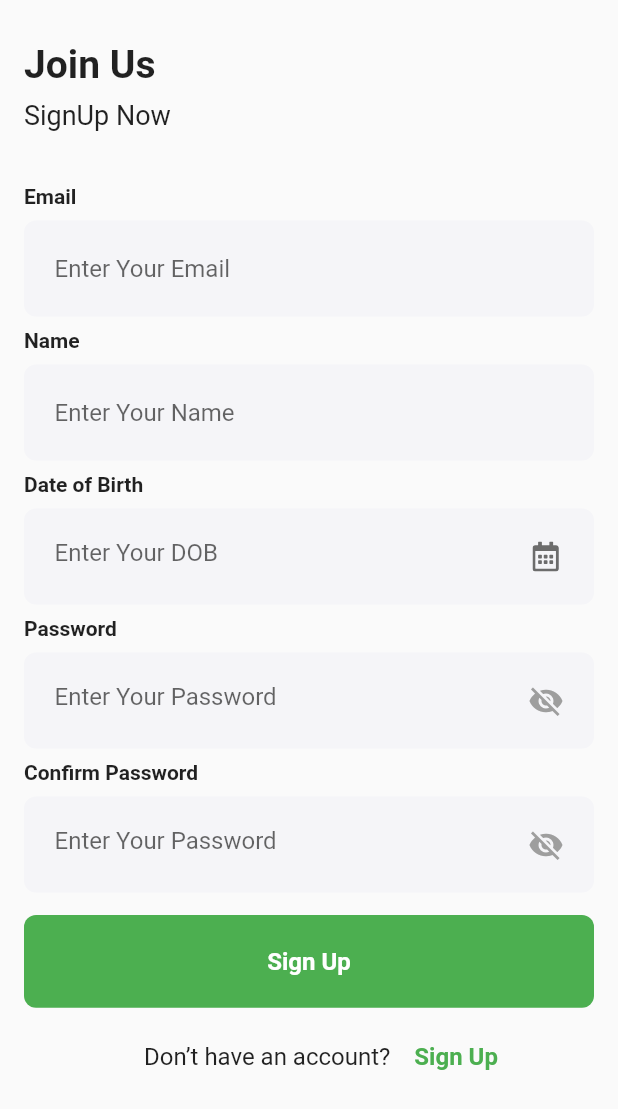
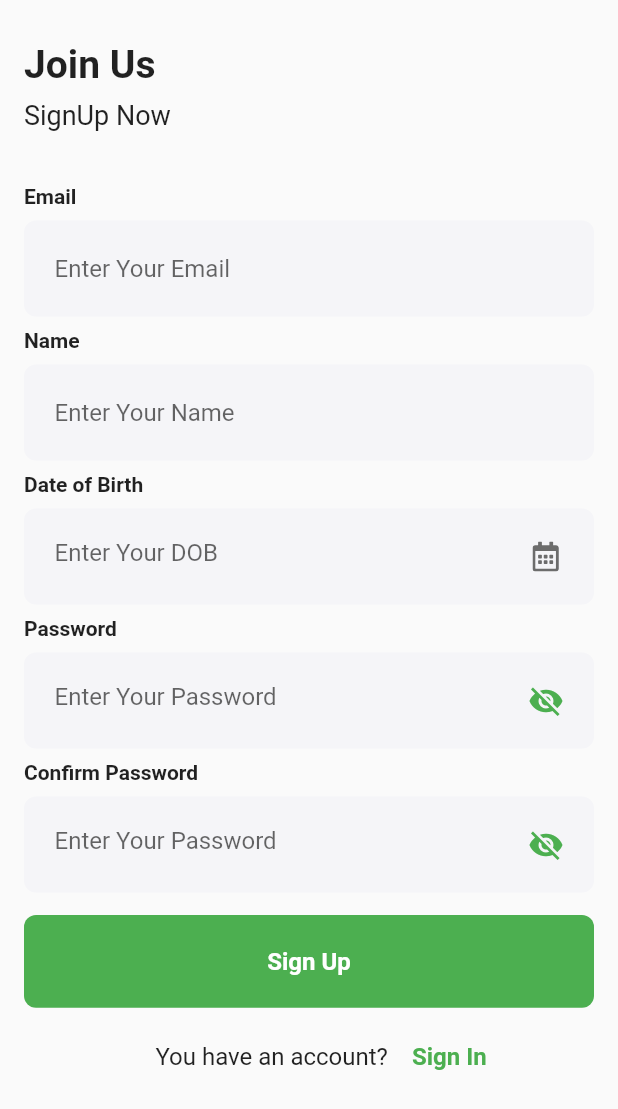
Before and after one commit to Amangupt123/ui_base_project, a Flutter app: the screen it shows after launch, after a tap on "Sign Up", on a phone screen of 412 x 824 dp. Shown: the top 1109 px of the screen. Run offline on Flutter 3.47's test engine with Material 2 defaults, Android fonts, the phone set to English and light mode, and no system bars; our stand-ins replace dropdown_button2, flutter_svg, get.

Commit message:
ui changes

```diff
--- a/lib/alltextfield/textfield.dart
+++ b/lib/alltextfield/textfield.dart
@@ -124,7 +124,7 @@ Future<void> selectDate(BuildContext context) async {
         return Theme(
           data: ThemeData.light().copyWith(
             colorScheme: const ColorScheme.light(
-              primary: Colors.orange, // header background color
+              primary: Colors.green, // header background color
               onPrimary: Colors.white, // header text color
               onSurface: Color(0xff111A2C), // body text color
             ),
@@ -145,3 +145,21 @@ Future<void> selectDate(BuildContext context) async {
     //setState(() => selectedDate = picked ?? "");
   }
 }
+
+class ObsecureIcon extends StatelessWidget {
+  const ObsecureIcon({Key? key, required this.isVisible, required this.onTap}) : super(key: key);
+
+  final bool isVisible;
+  final Function() onTap;
+
+  @override
+  Widget build(BuildContext context) {
+    return GestureDetector(
+      child: Icon(
+        isVisible ? Icons.visibility_off : Icons.visibility,
+        color: isVisible ? Colors.green : Colors.grey,
+      ),
+      onTap: onTap,
+    );
+  }
+}
--- a/lib/controller/logincontroller.dart
+++ b/lib/controller/logincontroller.dart
@@ -9,6 +9,8 @@ class AuthController extends GetxController {
   TextEditingController dobController = TextEditingController();
   TextEditingController dropdownController = TextEditingController();
   RxBool isObscure = true.obs;
+  RxBool isObscure1 = true.obs;
+  RxBool isObscure2 = true.obs;
   RxString? selectedValue;
   DateTime selectedDate = DateTime.now();
   DateTime userDateOfBirth = DateTime.now();
--- a/lib/main.dart
+++ b/lib/main.dart
@@ -52,11 +52,9 @@ class MyApp extends StatelessWidget {
               Obx(() => textfield(
                     hintText: "Enter Your Password",
                     controller: login.passwordController,
-                    image: GestureDetector(
-                      child: Icon(
-                        login.isObscure.value ? Icons.visibility_off : Icons.visibility,
-                        color: !login.isObscure.value ? Colors.orange : Colors.grey,
-                      ),
+                    isObscure: login.isObscure.value,
+                    image: ObsecureIcon(
+                      isVisible: login.isObscure.value,
                       onTap: () {
                         login.isObscure.value = !login.isObscure.value;
                       },
--- a/lib/signuppage.dart
+++ b/lib/signuppage.dart
@@ -87,13 +87,11 @@ class _SignUpScreenState extends State<SignUpScreen> {
               () => textfield(
                 hintText: "Enter Your Password",
                 controller: login.passwordController,
-                image: GestureDetector(
-                  child: Icon(
-                    login.isObscure.value ? Icons.visibility_off : Icons.visibility,
-                    color: !login.isObscure.value ? Colors.orange : Colors.grey,
-                  ),
+                isObscure: login.isObscure2.value,
+                image: ObsecureIcon(
+                  isVisible: login.isObscure2.value,
                   onTap: () {
-                    login.isObscure.value = !login.isObscure.value;
+                    login.isObscure2.value = !login.isObscure2.value;
                   },
                 ),
               ),
@@ -106,13 +104,11 @@ class _SignUpScreenState extends State<SignUpScreen> {
               () => textfield(
                 hintText: "Enter Your Password",
                 controller: login.passwordController,
-                image: GestureDetector(
-                  child: Icon(
-                    login.isObscure.value ? Icons.visibility_off : Icons.visibility,
-                    color: !login.isObscure.value ? Colors.orange : Colors.grey,
-                  ),
+                isObscure: login.isObscure1.value,
+                image: ObsecureIcon(
+                  isVisible: login.isObscure1.value,
                   onTap: () {
-                    login.isObscure.value = !login.isObscure.value;
+                    login.isObscure1.value = !login.isObscure1.value;
                   },
                 ),
               ),
@@ -130,7 +126,7 @@ class _SignUpScreenState extends State<SignUpScreen> {
               mainAxisAlignment: MainAxisAlignment.center,
               children: [
                 const Textinput(
-                  textname: "Don’t have an account?",
+                  textname: "You have an account?",
                   fontsize: 16,
                 ),
                 InkWell(
@@ -138,7 +134,7 @@ class _SignUpScreenState extends State<SignUpScreen> {
                     Get.back();
                   }),
                   child: const Textinput(
-                    textname: "Sign Up",
+                    textname: "Sign In",
                     fontsize: 16,
                     color: Colors.green,
                     fontWeight: FontWeight.w600,
```
